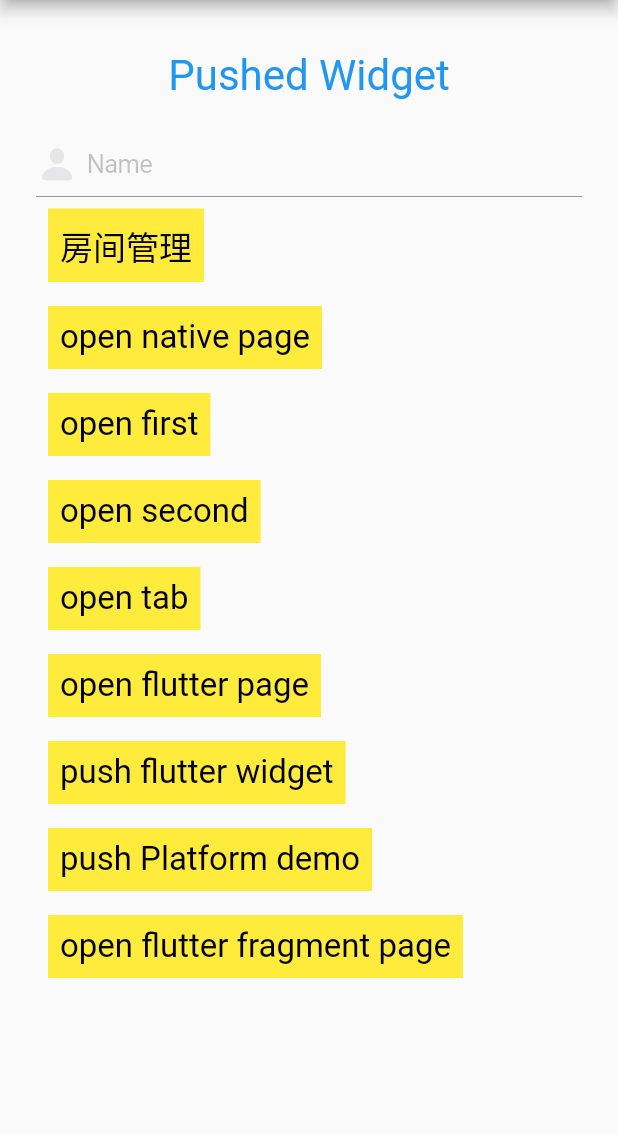
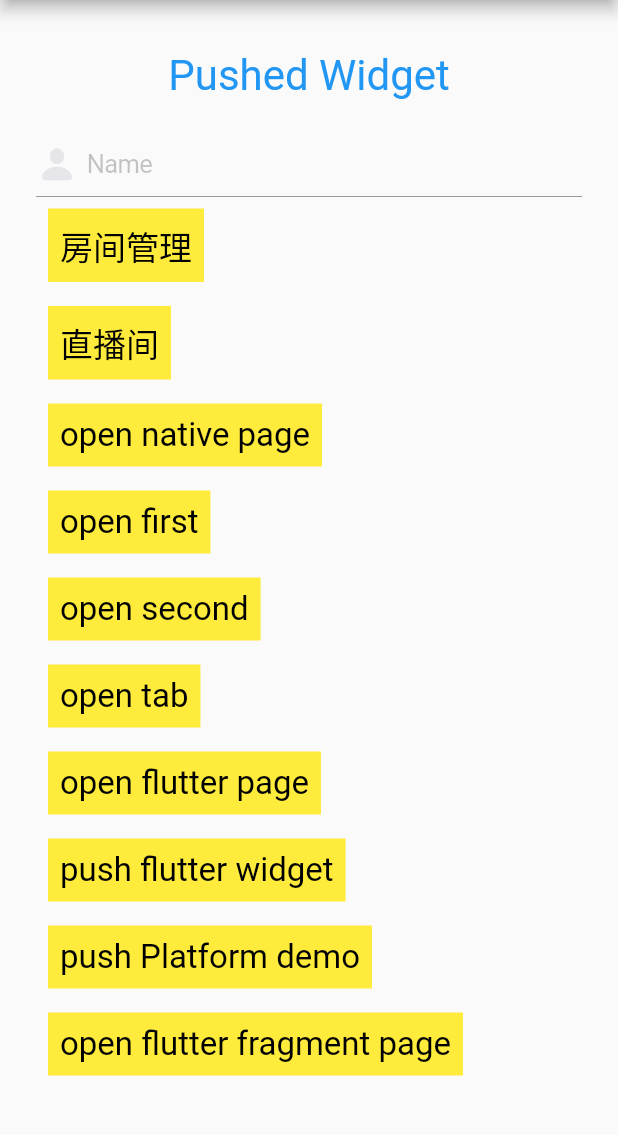
Before and after one commit to airingursb/fb_modulex, a Flutter app: the FlutterRouteWidget screen opened directly, on a phone screen of 412 x 824 dp, the part 84-1219 px from its top. Run offline on Flutter 3.47's test engine with Material 2 defaults, Android fonts, the phone set to English and light mode, and no system bars; missing offline and left inert: flutter_boost.

Commit message:
feat: 注册直播间路由

```diff
--- a/lib/main.dart
+++ b/lib/main.dart
@@ -2,6 +2,7 @@ import 'package:flutter/material.dart';
 import 'package:flutter_boost/flutter_boost.dart';
 import 'simple_page_widgets.dart';
 import 'home_manager.dart';
+import 'home.dart';
 
 void main() {
   runApp(MyApp());
@@ -26,13 +27,14 @@ class _MyAppState extends State<MyApp> {
       'flutterFragment': (pageName, params, _) => FragmentRouteWidget(params),
 
       'homeManager': (pageName, params, _) => HomeManager(), // 房间管理
+      'home': (pageName, params, _) => Home(), // 直播间
 
       // 可以在 native 层通过 getContainerParams 来传递参数
       'flutterPage': (pageName, params, _) {
         print("flutterPage params:$params");
 
-        // return FlutterRouteWidget(params:params);
-        return HomeManager();
+        return FlutterRouteWidget(params:params);
+        // return HomeManager();
       },
     });
     FlutterBoost.singleton
--- a/lib/simple_page_widgets.dart
+++ b/lib/simple_page_widgets.dart
@@ -207,6 +207,23 @@ class _FlutterRouteWidgetState extends State<FlutterRouteWidget> {
                   ///例如：sample://nativePage?aaa=bbb
                   onTap: () => FlutterBoost.singleton
                       .open("homeManager", urlParams: <dynamic,dynamic>{
+                    "query": {"aaa": "bbb"}
+                  }),
+                ),
+                InkWell(
+                  child: Container(
+                      padding: const EdgeInsets.all(8.0),
+                      margin: const EdgeInsets.all(8.0),
+                      color: Colors.yellow,
+                      child: Text(
+                        '直播间',
+                        style: TextStyle(fontSize: 22.0, color: Colors.black),
+                      )),
+
+                  ///后面的参数会在native的IPlatform.startActivity方法回调中拼接到url的query部分。
+                  ///例如：sample://nativePage?aaa=bbb
+                  onTap: () => FlutterBoost.singleton
+                      .open("home", urlParams: <dynamic,dynamic>{
                     "query": {"aaa": "bbb"}
                   }),
                 ),
```
Also changed, not shown: lib/home.dart (added, +26 -0 lines).
